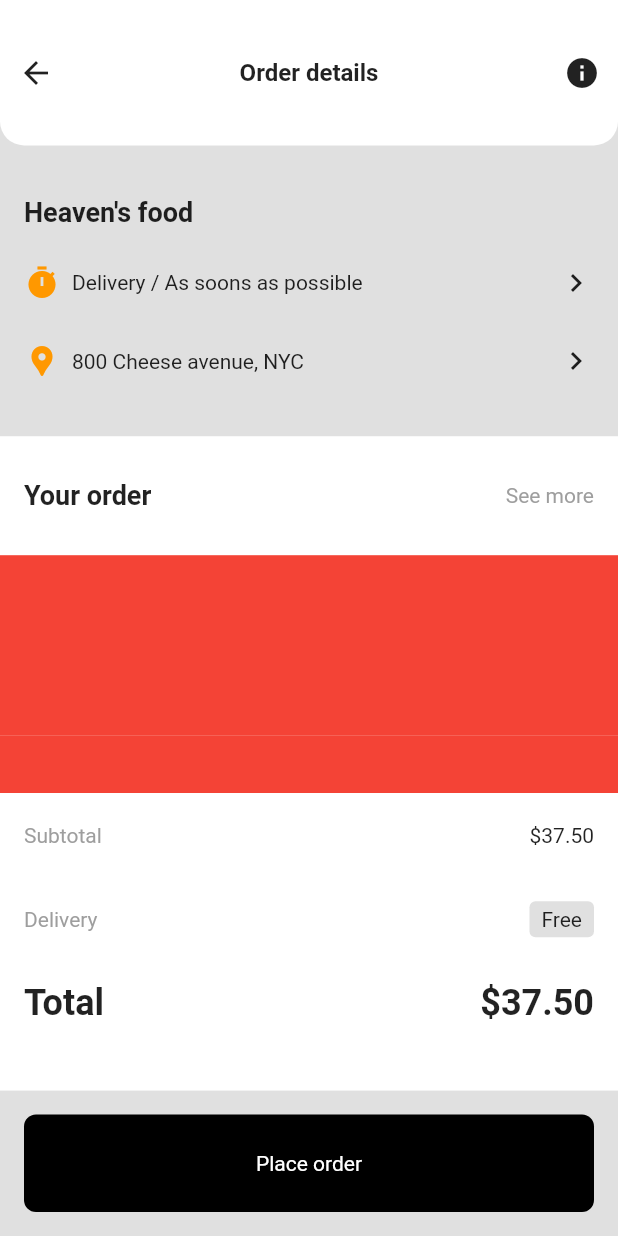
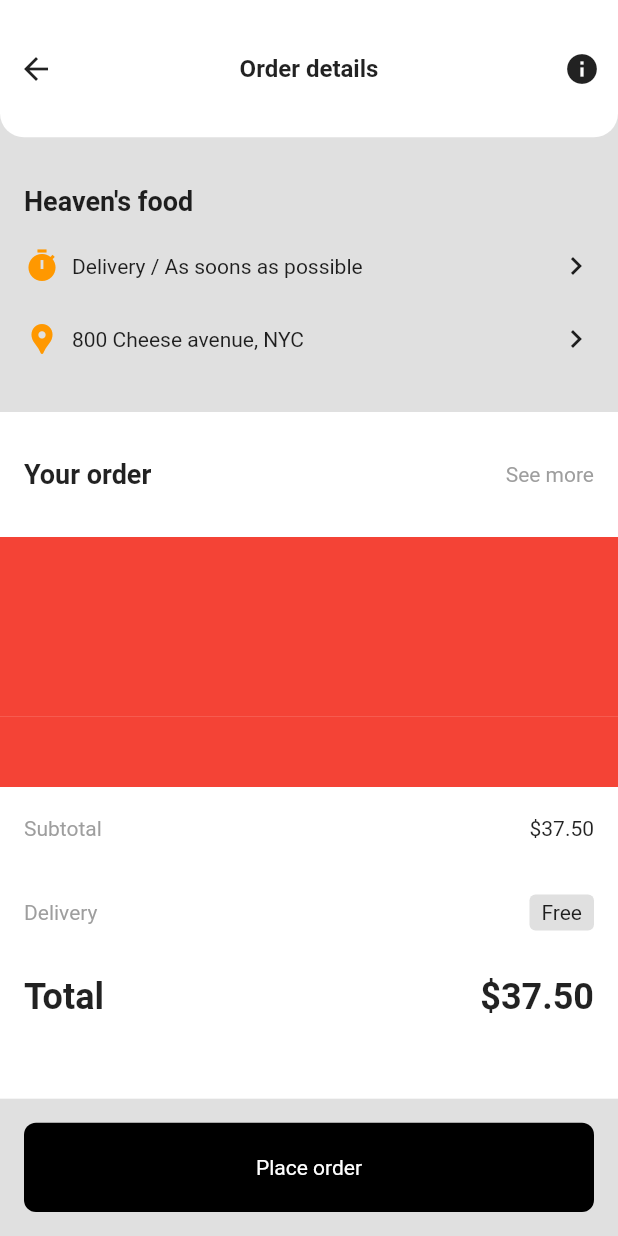
Before and after one commit to JAICHANGPARK/flutter_notebook_11th_story, a Flutter app: the screen it shows after launch, item 2 of the bottom bar chosen, on a phone screen of 412 x 824 dp. Run offline on Flutter 3.47's test engine with Material 2 defaults, Android fonts, the phone set to English and light mode, and no system bars; our stand-ins replace backdrop, badges, flutter_inner_drawer, flutter_slidable, flutter_swiper, google_fonts; network calls fail.

Commit message:
Update food_order_page.dart

```diff
--- a/lib/ep744_food_app/ui/food_order_page.dart
+++ b/lib/ep744_food_app/ui/food_order_page.dart
@@ -88,7 +88,7 @@ class _FoodOrderPageState extends State<FoodOrderPage> {
                   ),
                 )),
             Expanded(
-              flex: 9,
+              flex: 10,
               child: Container(
                 decoration: BoxDecoration(color: Colors.white),
                 child: Column(
```
